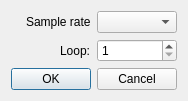
Before: the Qt Designer form BambooTracker/gui/wave_export_settings_dialog.ui in BambooTracker/BambooTracker, drawn with Qt 5.
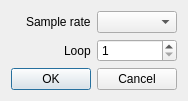
After: the same form once the commit is applied.

Commit message: Fix typo carrier

```diff
--- a/BambooTracker/gui/wave_export_settings_dialog.ui
+++ b/BambooTracker/gui/wave_export_settings_dialog.ui
@@ -27,7 +27,7 @@
    <item row="1" column="0" alignment="Qt::AlignRight">
     <widget class="QLabel" name="loopLabel">
      <property name="text">
-      <string>Loop:</string>
+      <string>Loop</string>
      </property>
     </widget>
    </item>
```
The commit also changes 2 other files.
